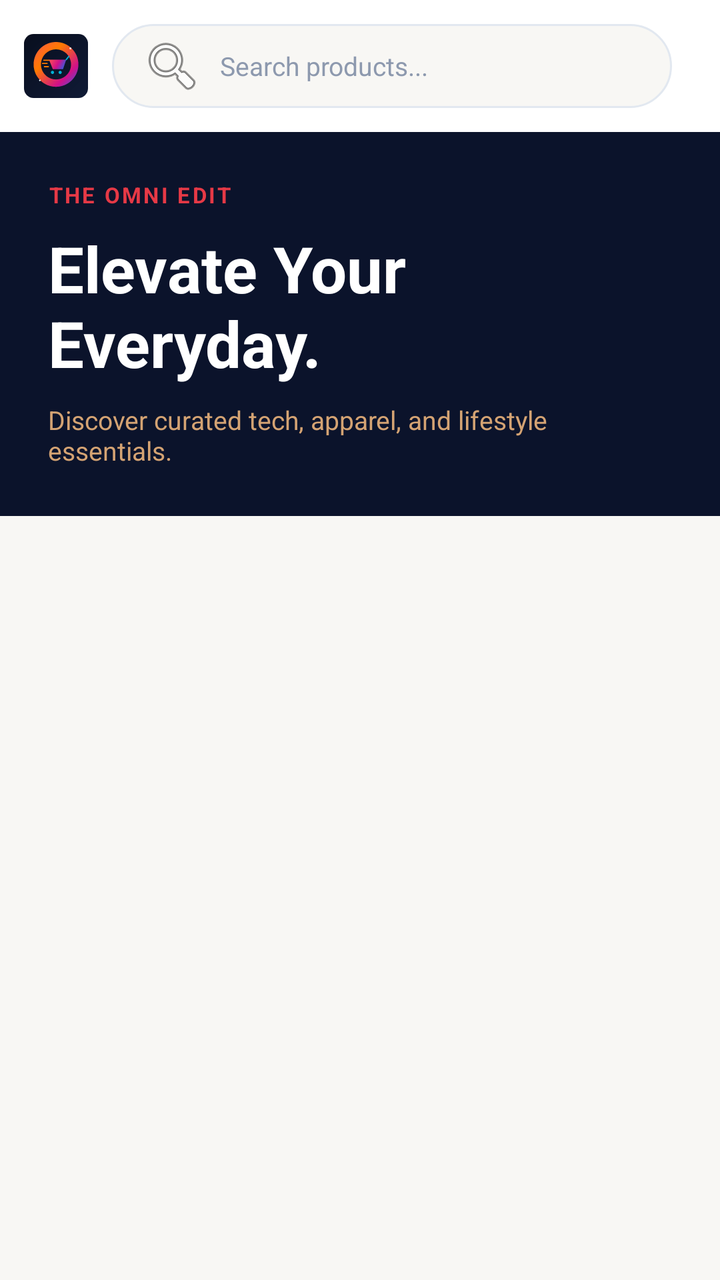
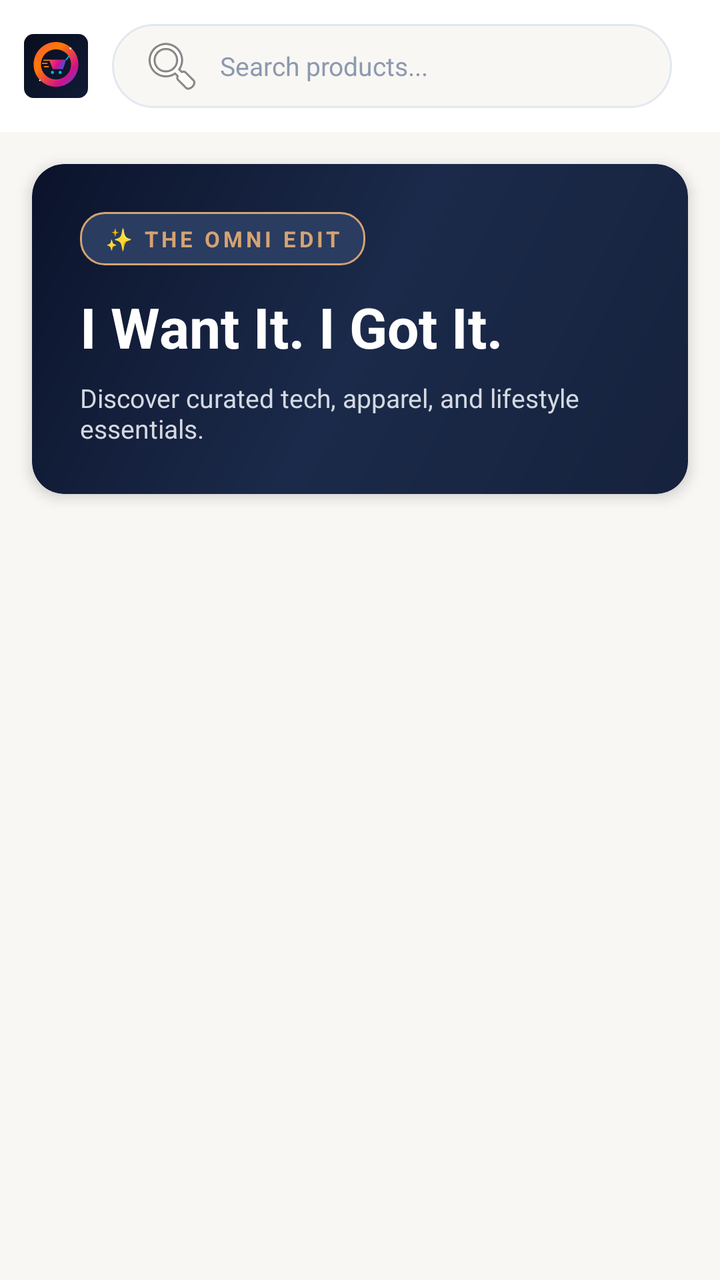

Before-and-after screenshots of an Android layout around one commit, followed by the original layout XML and the change that was made.
<!-- AndroidManifest.xml: application theme Theme.OmniEcommercePlatform -->
<!-- res/layout/fragment_home.xml -->
<?xml version="1.0" encoding="utf-8"?>
<LinearLayout xmlns:android="http://schemas.android.com/apk/res/android"
    android:layout_width="match_parent"
    android:layout_height="match_parent"
    android:background="#F8F7F4"
    android:orientation="vertical">

    
    <RelativeLayout
        android:layout_width="match_parent"
        android:layout_height="wrap_content"
        android:background="#FFFFFF"
        android:padding="12dp">

        <ImageView
            android:id="@+id/imgHeaderLogo"
            android:layout_width="32dp"
            android:layout_height="32dp"
            android:layout_centerVertical="true"
            android:contentDescription="Logo"
            android:src="@drawable/ic_omni_logo" />

        <EditText
            android:id="@+id/etSearch"
            android:layout_width="match_parent"
            android:layout_height="42dp"
            android:layout_centerVertical="true"
            android:layout_marginHorizontal="12dp"
            android:layout_toEndOf="@id/imgHeaderLogo"
            android:background="@drawable/bg_search_input"
            android:drawableStart="@android:drawable/ic_menu_search"
            android:drawablePadding="8dp"
            android:hint="Search products..."
            android:paddingHorizontal="14dp"
            android:textColor="#1C1D21"
            android:textColorHint="#8D99AE"
            android:textSize="13sp" />
    </RelativeLayout>

    <androidx.core.widget.NestedScrollView
        android:layout_width="match_parent"
        android:layout_height="match_parent">

        <LinearLayout
            android:layout_width="match_parent"
            android:layout_height="wrap_content"
            android:orientation="vertical">

            
            <LinearLayout
                android:layout_width="match_parent"
                android:layout_height="wrap_content"
                android:background="#0B132B"
                android:orientation="vertical"
                android:padding="24dp">

                <TextView
                    android:layout_width="wrap_content"
                    android:layout_height="wrap_content"
                    android:letterSpacing="0.1"
                    android:text="THE OMNI EDIT"
                    android:textColor="#E63946"
                    android:textSize="11sp"
                    android:textStyle="bold" />

                <TextView
                    android:layout_width="wrap_content"
                    android:layout_height="wrap_content"
                    android:layout_marginTop="8dp"
                    android:text="Elevate Your Everyday."
                    android:textColor="#FFFFFF"
                    android:textSize="32sp"
                    android:textStyle="bold" />

                <TextView
                    android:layout_width="wrap_content"
                    android:layout_height="wrap_content"
                    android:layout_marginTop="8dp"
                    android:text="Discover curated tech, apparel, and lifestyle essentials."
                    android:textColor="#D4A373"
                    android:textSize="13sp" />
            </LinearLayout>

            
            <androidx.recyclerview.widget.RecyclerView
                android:id="@+id/rvCategories"
                android:layout_width="match_parent"
                android:layout_height="wrap_content"
                android:orientation="horizontal"
                android:padding="12dp" />

            
            <androidx.recyclerview.widget.RecyclerView
                android:id="@+id/rvProducts"
                android:layout_width="match_parent"
                android:layout_height="wrap_content"
                android:padding="8dp" />
        </LinearLayout>
    </androidx.core.widget.NestedScrollView>
</LinearLayout>
<!-- resources referenced by this layout -->
<resources>
  <!-- drawable bg_search_input (drawable) -->
  <?xml version="1.0" encoding="utf-8"?>
  <shape xmlns:android="http://schemas.android.com/apk/res/android"
      android:shape="rectangle">
      <solid android:color="#F8F7F4" />
      <stroke android:width="1dp" android:color="#E2E8F0" />
      <corners android:radius="22dp" />
  </shape>
  <!-- drawable ic_omni_logo: vector/xml drawable (drawable, 3261 chars, omitted) -->
  <style name="Theme.OmniEcommercePlatform" parent="Base.Theme.OmniEcommercePlatform" />
  <style name="Base.Theme.OmniEcommercePlatform" parent="Theme.Material3.DayNight.NoActionBar">
          
          
      </style>
</resources>

<!-- the commit's change to res/layout/fragment_home.xml (unified diff, before → after) -->
@@ -1,5 +1,6 @@
 <?xml version="1.0" encoding="utf-8"?>
 <LinearLayout xmlns:android="http://schemas.android.com/apk/res/android"
+    xmlns:app="http://schemas.android.com/apk/res-auto"
     android:layout_width="match_parent"
     android:layout_height="match_parent"
     android:background="#F8F7F4"
@@ -47,39 +48,51 @@
             android:orientation="vertical">
 
             
-            <LinearLayout
+            <com.google.android.material.card.MaterialCardView
                 android:layout_width="match_parent"
                 android:layout_height="wrap_content"
-                android:background="#0B132B"
-                android:orientation="vertical"
-                android:padding="24dp">
+                android:layout_margin="16dp"
+                app:cardCornerRadius="16dp"
+                app:cardElevation="4dp"
+                app:strokeWidth="0dp">
 
-                <TextView
-                    android:layout_width="wrap_content"
+                <LinearLayout
+                    android:layout_width="match_parent"
                     android:layout_height="wrap_content"
-                    android:letterSpacing="0.1"
-                    android:text="THE OMNI EDIT"
-                    android:textColor="#E63946"
-                    android:textSize="11sp"
-                    android:textStyle="bold" />
+                    android:background="@drawable/bg_hero_card"
+                    android:orientation="vertical"
+                    android:padding="24dp">
 
-                <TextView
-                    android:layout_width="wrap_content"
-                    android:layout_height="wrap_content"
-                    android:layout_marginTop="8dp"
-                    android:text="Elevate Your Everyday."
-                    android:textColor="#FFFFFF"
-                    android:textSize="32sp"
-                    android:textStyle="bold" />
+                    <TextView
+                        android:layout_width="wrap_content"
+                        android:layout_height="wrap_content"
+                        android:background="@drawable/bg_hero_badge"
+                        android:letterSpacing="0.15"
+                        android:paddingHorizontal="12dp"
+                        android:paddingVertical="6dp"
+                        android:text="✨ THE OMNI EDIT"
+                        android:textColor="#FFD4A373"
+                        android:textSize="11sp"
+                        android:textStyle="bold" />
 
-                <TextView
-                    android:layout_width="wrap_content"
-                    android:layout_height="wrap_content"
-                    android:layout_marginTop="8dp"
-                    android:text="Discover curated tech, apparel, and lifestyle essentials."
-                    android:textColor="#D4A373"
-                    android:textSize="13sp" />
-            </LinearLayout>
+                    <TextView
+                        android:layout_width="wrap_content"
+                        android:layout_height="wrap_content"
+                        android:layout_marginTop="12dp"
+                        android:text="I Want It. I Got It."
+                        android:textColor="#FFFFFF"
+                        android:textSize="28sp"
+                        android:textStyle="bold" />
+
+                    <TextView
+                        android:layout_width="wrap_content"
+                        android:layout_height="wrap_content"
+                        android:layout_marginTop="8dp"
+                        android:text="Discover curated tech, apparel, and lifestyle essentials."
+                        android:textColor="#D4D9E2"
+                        android:textSize="13sp" />
+                </LinearLayout>
+            </com.google.android.material.card.MaterialCardView>
 
             
             <androidx.recyclerview.widget.RecyclerView
<!-- resource entries referenced after the edit -->
@@ -1,5 +1,25 @@
 <!-- resources referenced by this layout -->
 <resources>
+  <!-- drawable bg_hero_badge (drawable) -->
+  <?xml version="1.0" encoding="utf-8"?>
+  <shape xmlns:android="http://schemas.android.com/apk/res/android"
+      android:shape="rectangle">
+      <solid android:color="#2A3C60" />
+      <stroke android:width="1dp" android:color="#FFD4A373" />
+      <corners android:radius="12dp" />
+  </shape>
+  <!-- drawable bg_hero_card (drawable) -->
+  <?xml version="1.0" encoding="utf-8"?>
+  <shape xmlns:android="http://schemas.android.com/apk/res/android"
+      android:shape="rectangle">
+      <gradient
+          android:angle="135"
+          android:centerColor="#1B2A4A"
+          android:endColor="#0B132B"
+          android:startColor="#16223D"
+          android:type="linear" />
+      <corners android:radius="16dp" />
+  </shape>
   <!-- drawable bg_search_input (drawable) -->
   <?xml version="1.0" encoding="utf-8"?>
   <shape xmlns:android="http://schemas.android.com/apk/res/android"
